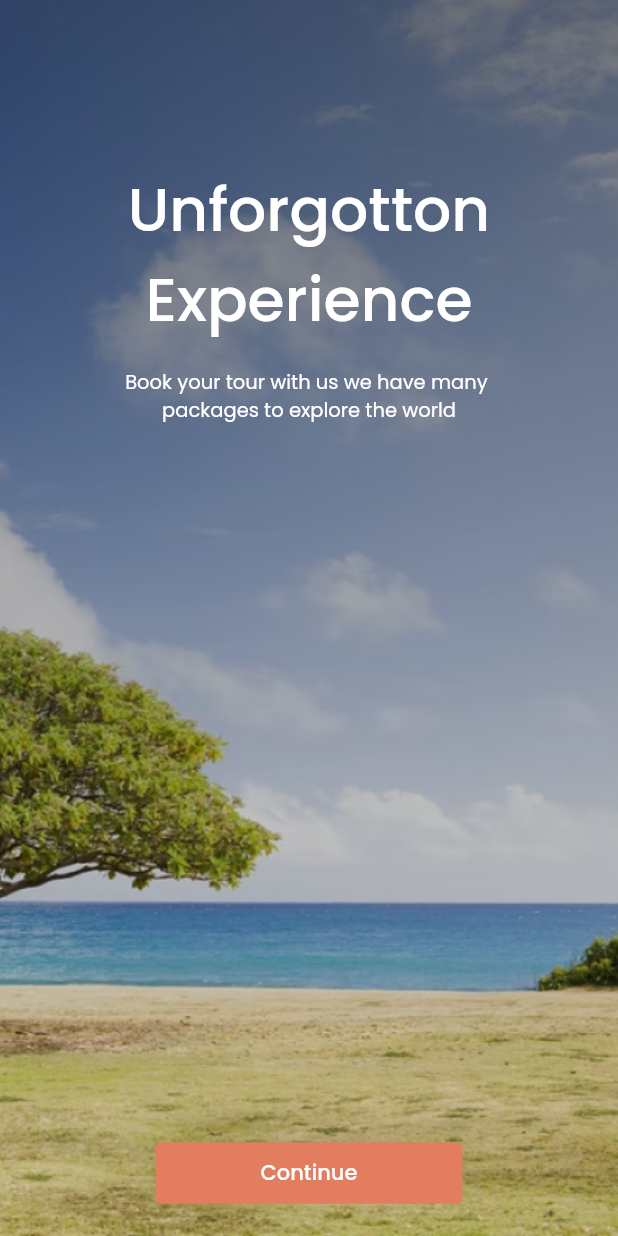
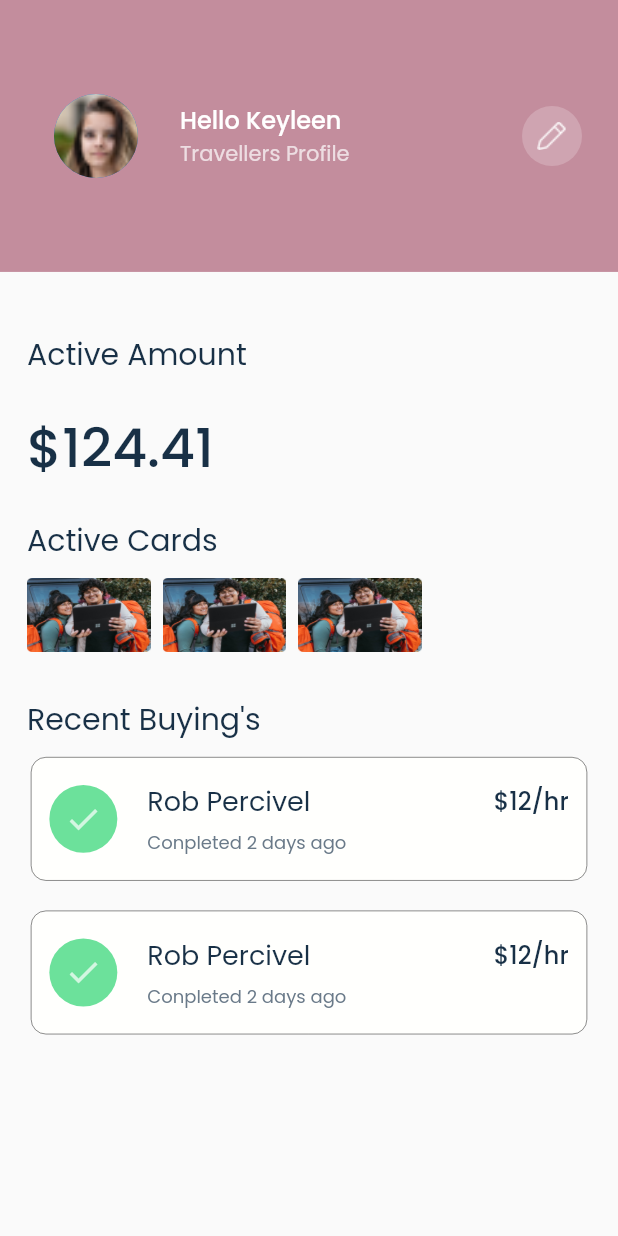
Before and after one commit to SaqibKustMcs/Travel-Guide-App, a Flutter app: the screen it shows after launch, on a phone screen of 412 x 824 dp. Run offline on Flutter 3.47's test engine with Material 2 defaults, Android fonts, the phone set to English and light mode, and no system bars; our stand-ins replace bottom_navy_bar, get, google_fonts, smooth_star_rating_null_safety.

Commit message:
third comment

```diff
--- /dev/null
+++ b/lib/TravelerView/Payments/payments.dart
@@ -0,0 +1,251 @@
+import 'package:flutter/material.dart';
+import 'package:google_fonts/google_fonts.dart';
+
+class Payments extends StatelessWidget {
+  const Payments({Key? key}) : super(key: key);
+
+  @override
+  Widget build(BuildContext context) {
+    return Scaffold(
+      body: Column(
+        mainAxisAlignment: MainAxisAlignment.start,
+        crossAxisAlignment: CrossAxisAlignment.start,
+        children: [
+
+        Center(
+          child: Container(
+            height: MediaQuery.of(context).size.height*0.22,
+            width: MediaQuery.of(context).size.width,
+            decoration: BoxDecoration(
+                color: Color(0xffC38D9D)
+            ),
+            child: Center(
+              child: Padding(
+                padding: const EdgeInsets.symmetric(horizontal: 8.0),
+                child: ListTile(
+                  leading: CircleAvatar(
+                    radius:40,
+                    backgroundImage: AssetImage("assets/images/Ellipse 1.png"),
+
+
+                  ),
+                  title: Text("Hello Keyleen",style: GoogleFonts.poppins(color: Colors.white,fontWeight: FontWeight.w500),),
+                  subtitle: Text("Travellers Profile",style: GoogleFonts.poppins(color: Colors.white.withOpacity(0.7)),),
+                  trailing: CircleAvatar(
+
+
+                      backgroundColor: Colors.white.withOpacity(0.2),
+
+                      child: Padding(
+                        padding: const EdgeInsets.all(8.0),
+                        child: GestureDetector(
+                            onTap: (){},
+                            child: ImageIcon(AssetImage("assets/images/Vector (4).png"),size: 20,color: Colors.white,)),
+                      )
+
+
+
+                  ),
+                ),
+              ),
+            ),
+          ),
+        ),
+        SizedBox(height:40,),
+        Padding(
+          padding: const EdgeInsets.symmetric(horizontal: 18.0,),
+          child: Text("Active Amount",style: GoogleFonts.poppins(color: Color(0xff183046),fontSize: 20,fontWeight: FontWeight.w400),),
+        ),
+          Padding(
+            padding: const EdgeInsets.symmetric(horizontal: 18.0,vertical: 20),
+            child: Text("\$124.41",style: GoogleFonts.poppins(color: Color(0xff183046),fontSize: 36,fontWeight: FontWeight.w500),),
+          )
+          ,
+          Padding(
+            padding: const EdgeInsets.symmetric(horizontal: 18.0,),
+            child: Text("Active Cards",style: GoogleFonts.poppins(color: Color(0xff183046),fontSize: 20,fontWeight: FontWeight.w400),),
+          ),
+          SizedBox(height: 10,),
+          Row(
+            children: [
+              Padding(
+                padding: const EdgeInsets.only(left: 18.0),
+                child: Container(
+                  height: MediaQuery.of(context).size.height*0.06,
+                  width: MediaQuery.of(context).size.width*0.2,
+                  decoration: BoxDecoration
+                    (
+                    image: DecorationImage(
+                      image: AssetImage(
+                        "assets/images/Rectangle 44.png"
+
+                      ),
+                      fit: BoxFit.fill
+                    )
+                  ),
+                ),
+              ),
+              Padding(
+                padding: const EdgeInsets.only(left: 8.0),
+                child: Container(
+                  height: MediaQuery.of(context).size.height*0.06,
+                  width: MediaQuery.of(context).size.width*0.2,
+                  decoration: BoxDecoration
+                    (
+                      image: DecorationImage(
+                          image: AssetImage(
+                              "assets/images/Rectangle 44.png"
+
+                          ),
+                          fit: BoxFit.fill
+                      )
+                  ),
+                ),
+              ),
+              Padding(
+                padding: const EdgeInsets.only(left: 8.0),
+                child: Container(
+                  height: MediaQuery.of(context).size.height*0.06,
+                  width: MediaQuery.of(context).size.width*0.2,
+                  decoration: BoxDecoration
+                    (
+                      image: DecorationImage(
+                          image: AssetImage(
+                              "assets/images/Rectangle 44.png"
+
+                          ),
+                          fit: BoxFit.fill
+                      )
+                  ),
+                ),
+              ),
+            ],
+          ),
+          SizedBox(height: 30,),
+          Padding(
+            padding: const EdgeInsets.symmetric(horizontal: 18.0,),
+            child: Text("Recent Buying's",style: GoogleFonts.poppins(color: Color(0xff183046),fontSize: 20,fontWeight: FontWeight.w400),),
+          ),
+          SizedBox(height: 10,),
+          Center(
+            child: Container(
+              height: MediaQuery.of(context).size.height*0.1,
+              width: MediaQuery.of(context).size.width*0.9,
+              decoration: BoxDecoration(
+                color: Color(0xffFFFFFFD),
+                borderRadius: BorderRadius.circular(10),
+                border: Border.all(width: 0.3)
+                ,
+              ),
+              child: Padding(
+                padding: const EdgeInsets.symmetric(horizontal: 12.0,vertical: 1),
+                child: Row(
+                  children: [
+                    Container(
+                      height:MediaQuery.of(context).size.height*0.15,
+                      width: MediaQuery.of(context).size.width*0.11,
+                      decoration:BoxDecoration(
+                        color: Color(0xff6CE19B),
+                        shape: BoxShape.circle,
+                      ),
+
+
+
+                      child: Padding(
+                        padding: const EdgeInsets.all(4.0),
+                        child: Center(child: Icon(Icons.check,color: Colors.white70,size: 25,)),
+                      ),
+                    ),
+                    SizedBox(width: 20,),
+                    Expanded(
+                      child: Padding(
+                        padding: const EdgeInsets.symmetric(vertical: 12.0),
+                        child: Column(
+                          mainAxisAlignment: MainAxisAlignment.spaceAround,
+                          crossAxisAlignment: CrossAxisAlignment.start,
+
+                          children: [
+                            Row(
+                              mainAxisAlignment: MainAxisAlignment.spaceBetween,
+                              children: [
+                                Text("Rob Percivel",style: GoogleFonts.poppins(fontSize: 18,fontWeight: FontWeight.w400,color:Color(0xff183046)),),
+                                Text("\$12/hr",style: GoogleFonts.poppins(fontSize: 16,fontWeight: FontWeight.w500,color:Color(0xff183046)),),
+
+                              ],
+                            ),
+                            Text("Conpleted 2 days ago",style: GoogleFonts.poppins(fontWeight: FontWeight.w400,fontSize: 12,color: Color(0xff6A7A89)),)
+                            ,
+
+                          ],
+                        ),
+                      ),
+                    )
+                  ],
+                ),
+              ),
+            ),
+          ),
+          SizedBox(height: 20,),
+          Center(
+            child: Container(
+              height: MediaQuery.of(context).size.height*0.1,
+              width: MediaQuery.of(context).size.width*0.9,
+              decoration: BoxDecoration(
+                color: Color(0xffFFFFFFD),
+                borderRadius: BorderRadius.circular(10),
+                border: Border.all(width: 0.3)
+                ,
+              ),
+              child: Padding(
+                padding: const EdgeInsets.symmetric(horizontal: 12.0,vertical: 1),
+                child: Row(
+                  children: [
+                    Container(
+                      height:MediaQuery.of(context).size.height*0.15,
+                      width: MediaQuery.of(context).size.width*0.11,
+                      decoration:BoxDecoration(
+                        color: Color(0xff6CE19B),
+                        shape: BoxShape.circle,
+                      ),
+
+
+
+                      child: Padding(
+                        padding: const EdgeInsets.all(4.0),
+                        child: Center(child: Icon(Icons.check,color: Colors.white70,size: 25,)),
+                      ),
+                    ),
+                    SizedBox(width: 20,),
+                    Expanded(
+                      child: Padding(
+                        padding: const EdgeInsets.symmetric(vertical: 12.0),
+                        child: Column(
+                          mainAxisAlignment: MainAxisAlignment.spaceAround,
+                          crossAxisAlignment: CrossAxisAlignment.start,
+
+                          children: [
+                            Row(
+                              mainAxisAlignment: MainAxisAlignment.spaceBetween,
+                              children: [
+                                Text("Rob Percivel",style: GoogleFonts.poppins(fontSize: 18,fontWeight: FontWeight.w400,color:Color(0xff183046)),),
+                                Text("\$12/hr",style: GoogleFonts.poppins(fontSize: 16,fontWeight: FontWeight.w500,color:Color(0xff183046)),),
+
+                              ],
+                            ),
+                            Text("Conpleted 2 days ago",style: GoogleFonts.poppins(fontWeight: FontWeight.w400,fontSize: 12,color: Color(0xff6A7A89)),)
+                            ,
+
+                          ],
+                        ),
+                      ),
+                    )
+                  ],
+                ),
+              ),
+            ),
+          ),
+
+      ],),
+    );
+  }
+}
--- a/lib/Widgets/UserProfileWidget/review.dart
+++ b/lib/Widgets/UserProfileWidget/review.dart
@@ -7,9 +7,10 @@ class Review extends StatelessWidget {
   @override
   Widget build(BuildContext context) {
     return Card(
+
       margin: EdgeInsets.symmetric(horizontal: 0,vertical: 5
       ),
-      elevation: 4,
+      elevation: 10,
       shape: RoundedRectangleBorder(
         borderRadius: BorderRadius.circular(20),
       ),
--- a/lib/main.dart
+++ b/lib/main.dart
@@ -1,7 +1,14 @@
+
 import 'package:flutter/material.dart';
+import 'package:travel_guide/TravelerView/CompletedOrder/completeOrder.dart';
+import 'package:travel_guide/TravelerView/Location/location.dart';
 import 'package:travel_guide/TravelerView/Notification/notificationPage.dart';
+import 'package:travel_guide/TravelerView/Payments/payments.dart';
+import 'package:travel_guide/TravelerView/Review/reviewScreen.dart';
 import 'package:travel_guide/TravelerView/SplashScreen/splashScreen.dart';
 import 'package:get/get.dart';
+import 'package:travel_guide/TravelerView/UserProfile/userProfile.dart';
+import 'package:travel_guide/Widgets/UserProfileWidget/review.dart';
 
 void main() {
   runApp(const MyApp());
@@ -13,7 +20,7 @@ class MyApp extends StatelessWidget {
   Widget build(BuildContext context) {
     return GetMaterialApp(
         title: 'Travel Guide',
-        home: SplashScreen(),
+        home: Payments(),
       debugShowCheckedModeBanner: false,
     );
   }
```
Also changed, not shown: lib/TravelerView/CompletedOrder/completeOrder.dart (added, +214 -0 lines), lib/TravelerView/Location/location.dart (added, +68 -0 lines), lib/TravelerView/Review/reviewScreen.dart (added, +109 -0 lines), assets/Icons/Vector (13).png (added), assets/images/image 15.png (added).
